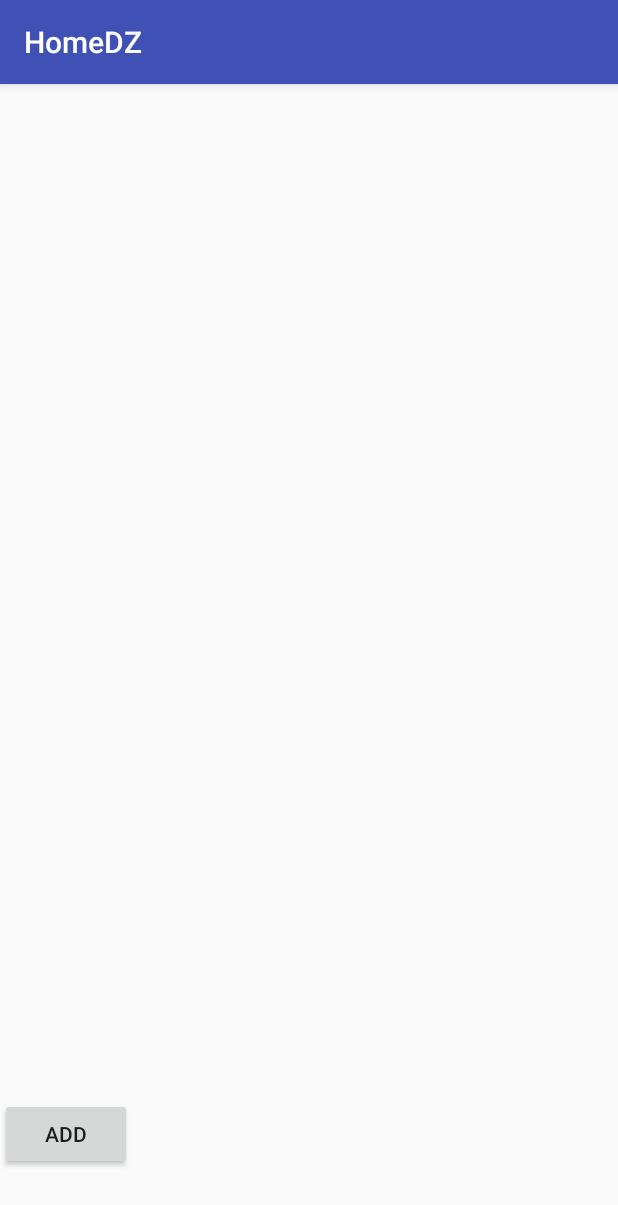
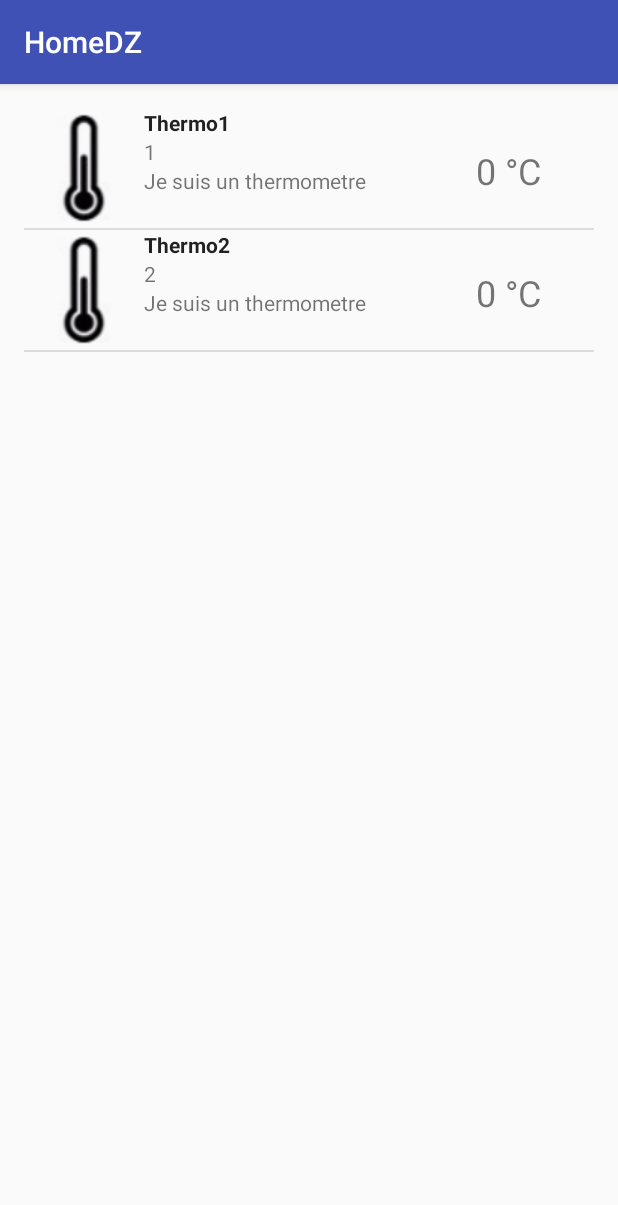
Before and after one commit to Ektoplasma/HomeDZ, an Android app: the fragment ThermFragment shown on its own in the app's theme, on a phone screen of 412 x 824 dp. Shown: the top 1205 px of the screen. Run offline under Robolectric (Android 15) with nearby library versions, the phone set to English and light mode, and no system bars; libraries missing offline, so code that uses them is left out: org.eclipse.paho.

Commit message:
Amélioration layout listview + ajout du layout pour ThermFragment

```diff
--- a/app/src/main/java/insacvl/sti/ssu/homedz/ItemDetails.java
+++ b/app/src/main/java/insacvl/sti/ssu/homedz/ItemDetails.java
@@ -17,7 +17,18 @@ public class ItemDetails {
     public void setId(String itemDescription) {
         this.id = itemDescription;
     }
-
+    public int getVal() {
+        return val;
+    }
+    public void setVal(int valeur) {
+        this.val = valeur;
+    }
+    public String getDesc() {
+        return description;
+    }
+    public void setDesc(String desc){
+        description = desc;
+    }
     public int getImageNumber() {
         return imageNumber;
     }
@@ -25,7 +36,9 @@ public class ItemDetails {
         this.imageNumber = imageNumber;
     }
 
+    private String description;
     private String name ;
     private String id;
     private int imageNumber;
+    private int val;
 }
--- /dev/null
+++ b/app/src/main/java/insacvl/sti/ssu/homedz/ItemListBaseAdapterTherm.java
@@ -0,0 +1,65 @@
+package insacvl.sti.ssu.homedz;
+import android.content.Context;
+import android.view.LayoutInflater;
+import android.view.View;
+import android.view.ViewGroup;
+import android.widget.BaseAdapter;
+import android.widget.ImageView;
+import android.widget.TextView;
+import java.util.ArrayList;
+
+public class ItemListBaseAdapterTherm extends BaseAdapter {
+    private static ArrayList<ItemDetails> itemDetailsrrayList;
+    private String type;
+    private LayoutInflater l_Inflater;
+
+    public ItemListBaseAdapterTherm(Context context, ArrayList<ItemDetails> results) {
+        itemDetailsrrayList = results;
+        l_Inflater = LayoutInflater.from(context);
+    }
+
+    public int getCount() {
+        return itemDetailsrrayList.size();
+    }
+
+    public Object getItem(int position) {
+        return itemDetailsrrayList.get(position);
+    }
+
+    public long getItemId(int position) {
+        return position;
+    }
+
+    public View getView(final int position, View convertView, ViewGroup parent) {
+        final ViewHolder holder;
+        if (convertView == null) {
+            convertView = l_Inflater.inflate(R.layout.item_details_view_therm, null);
+            holder = new ViewHolder();
+            holder.txt_itemName = (TextView) convertView.findViewById(R.id.name);
+            holder.txt_id = (TextView) convertView.findViewById(R.id.id);
+            holder.img_item = (ImageView) convertView.findViewById(R.id.photo);
+            holder.txt_desc = (TextView) convertView.findViewById(R.id.desc);
+            holder.txt_val = (TextView) convertView.findViewById(R.id.val);
+
+            convertView.setTag(holder);
+        } else {
+            holder = (ViewHolder) convertView.getTag();
+        }
+
+        holder.txt_itemName.setText(itemDetailsrrayList.get(position).getName());
+        holder.txt_id.setText(itemDetailsrrayList.get(position).getId());
+        holder.img_item.setImageResource(itemDetailsrrayList.get(position).getImageNumber());
+        holder.txt_desc.setText(itemDetailsrrayList.get(position).getDesc());
+        holder.txt_val.setText(Integer.toString(itemDetailsrrayList.get(position).getVal()));
+
+        return convertView;
+    }
+
+    static class ViewHolder {
+        TextView txt_itemName;
+        TextView txt_id;
+        ImageView img_item;
+        TextView txt_desc;
+        TextView txt_val;
+    }
+}
--- a/app/src/main/java/insacvl/sti/ssu/homedz/ThermFragment.java
+++ b/app/src/main/java/insacvl/sti/ssu/homedz/ThermFragment.java
@@ -5,53 +5,46 @@ import android.support.v4.app.Fragment;
 import android.view.LayoutInflater;
 import android.view.View;
 import android.view.ViewGroup;
-import android.widget.Button;
-import android.widget.ImageView;
-import android.widget.LinearLayout;
-import android.widget.TextView;
+import android.widget.ListView;
+
+import java.util.ArrayList;
 
 public class ThermFragment extends Fragment {
-
-    public int nombre = 0;
-    public boolean off = true;
-    ImageView iv1, iv2, iv3;
-    TextView tv1, tv2, tv3, tvtest;
-    LinearLayout linLay1, linLay2, linLay3;
 
     public ThermFragment() {
     }
 
     @Override
-    public View onCreateView(LayoutInflater inflater, ViewGroup container,
-                             Bundle savedInstanceState) {
-        View rootView = inflater.inflate(R.layout.z_fragment_therm_layout, container, false);
+    public View onCreateView(LayoutInflater inflater, ViewGroup container, Bundle savedInstanceState) {
+        View rootView = inflater.inflate(R.layout.activity_list_obat, container, false);
 
-        linLay1 = (LinearLayout)rootView.findViewById(R.id.ln1);
-        linLay2 = (LinearLayout)rootView.findViewById(R.id.ln2);
-        linLay3 = (LinearLayout)rootView.findViewById(R.id.ln3);
+        ArrayList<ItemDetails> image_details = GetSearchResults();
 
-        linLay1.setVisibility(View.INVISIBLE);
-        linLay2.setVisibility(View.INVISIBLE);
-        linLay3.setVisibility(View.INVISIBLE);
-
-        Button bAdd = (Button)rootView.findViewById(R.id.bAdd);
-        bAdd.setOnClickListener(new View.OnClickListener(){
-            public void onClick(View v){
-                switch(nombre){
-                    case 0:
-                        linLay1.setVisibility(View.VISIBLE);
-                        break;
-                    case 1:
-                        linLay2.setVisibility(View.VISIBLE);
-                        break;
-                    case 2:
-                        linLay3.setVisibility(View.VISIBLE);
-                        break;
-                }
-                nombre ++;
-            }
-        });
+        final ListView lv1 = (ListView)rootView.findViewById(R.id.listView);
+        lv1.setAdapter(new ItemListBaseAdapterTherm(getContext(), image_details));
 
         return rootView;
     }
+
+    private ArrayList<ItemDetails> GetSearchResults() {
+        ArrayList<ItemDetails> results = new ArrayList<ItemDetails>();
+
+        ItemDetails item_details = new ItemDetails();
+        item_details.setName("Thermo1");
+        item_details.setId("1");
+        item_details.setDesc("Je suis un thermometre");
+        item_details.setVal(0);
+        item_details.setImageNumber(R.drawable.therm_64);
+        results.add(item_details);
+
+        item_details = new ItemDetails();
+        item_details.setName("Thermo2");
+        item_details.setId("2");
+        item_details.setDesc("Je suis un thermometre");
+        item_details.setVal(0);
+        item_details.setImageNumber(R.drawable.therm_64);
+        results.add(item_details);
+
+        return results;
+    }
 }
--- /dev/null
+++ b/app/src/main/res/layout/item_details_view_therm.xml
@@ -0,0 +1,60 @@
+<?xml version="1.0" encoding="utf-8"?>
+<RelativeLayout xmlns:android="http://schemas.android.com/apk/res/android"
+    android:orientation="vertical"
+    android:layout_width="fill_parent"
+    android:layout_height="fill_parent">
+
+    <ImageView
+        android:layout_width="80dp"
+        android:layout_height="80dp"
+        android:id="@+id/photo"
+        android:layout_alignParentTop="true"
+        android:layout_alignParentStart="true"/>
+
+
+    <TextView
+        android:layout_width="wrap_content"
+        android:layout_height="wrap_content"
+        android:text="name"
+        android:id="@+id/name"
+        android:layout_toEndOf="@+id/photo"
+        android:textAppearance="@style/TextAppearance.AppCompat.Body1"
+        android:textStyle="normal|bold" />
+
+    <TextView
+        android:layout_width="wrap_content"
+        android:layout_height="wrap_content"
+        android:text="id"
+        android:id="@+id/id"
+        android:layout_below="@+id/name"
+        android:layout_toEndOf="@+id/photo" />
+
+    <TextView
+        android:layout_width="wrap_content"
+        android:layout_height="wrap_content"
+        android:text="Description"
+        android:id="@+id/desc"
+        android:layout_below="@+id/id"
+        android:layout_toEndOf="@+id/photo" />
+
+    <TextView
+        android:layout_width="wrap_content"
+        android:layout_height="wrap_content"
+        android:text="Valeur"
+        android:id="@+id/val"
+        android:textSize="24sp"
+        android:layout_marginEnd="65dp"
+        android:layout_alignBottom="@+id/desc"
+        android:layout_alignParentEnd="true" />
+
+    <TextView
+        android:text="°C"
+        android:layout_width="wrap_content"
+        android:layout_height="wrap_content"
+        android:layout_alignBottom="@+id/val"
+        android:layout_marginEnd="35dp"
+        android:layout_alignParentEnd="true"
+        android:id="@+id/unit"
+        android:textSize="24sp" />
+
+</RelativeLayout>
```
Also changed, not shown: app/src/main/java/insacvl/sti/ssu/homedz/ItemListBaseAdapterLight.java (renamed from app/src/main/java/insacvl/sti/ssu/homedz/ItemListBaseAdapter.java, +18 -13 lines), app/src/main/java/insacvl/sti/ssu/homedz/LightFragment.java (+5 -2 lines), app/src/main/res/layout/item_details_view_light.xml (renamed from app/src/main/res/layout/item_details_view.xml, +34 -3 lines).
